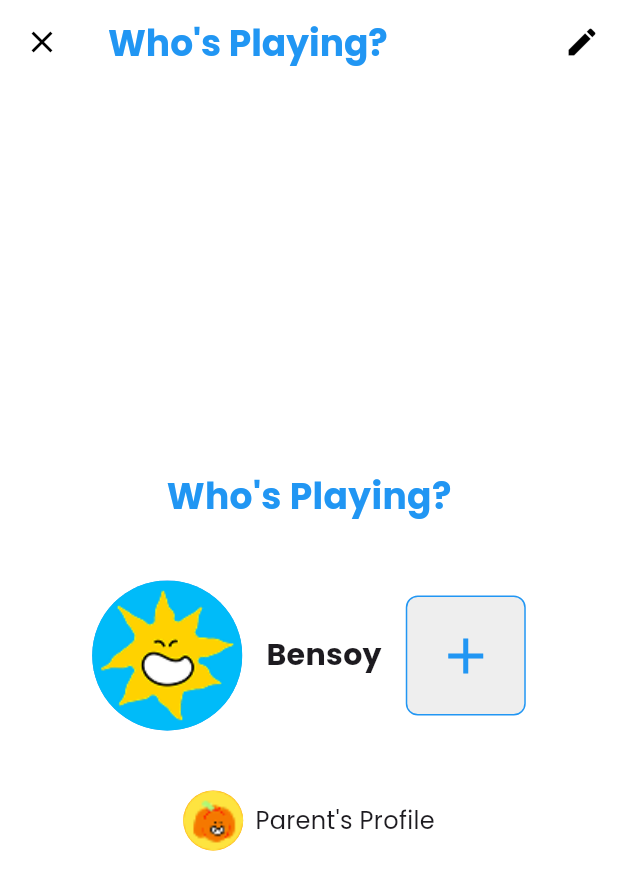
After one commit to ChapWVSU/Voice-Voyage, a Flutter app: the ProfilePage screen opened by its route, on a phone screen of 412 x 824 dp. The commit adds this screen. Shown: the top 890 px of the screen. Run offline on Flutter 3.47's test engine with Material 3 defaults, Android fonts, the light colour scheme and no system bars; our stand-ins replace carousel_slider, cloud_firestore, firebase_core, google_fonts; accounts and stored records are empty.

Commit message:
added profile

```diff
--- a/voice_voyage/lib/homepage.dart
+++ b/voice_voyage/lib/homepage.dart
@@ -110,9 +110,16 @@ class _Header extends StatelessWidget {
     padding: const EdgeInsets.all(16),
     child: Row(
       children: [
-          _IconBox(
+        // Making the sun image clickable using GestureDetector
+        GestureDetector(
+          onTap: () {
+            // Navigate back to the profile page when the sun image is clicked
+            Navigator.pushReplacementNamed(context, '/profile');
+          },
+          child: _IconBox(
             color: const Color(0xFF00BCD4),
-            child: Image.asset('assets/images/head sun.png'),
+            child: Image.asset('assets/images/head sun.png'), // Sun Image
+          ),
         ),
         const Spacer(),
         const Text(
--- a/voice_voyage/lib/login.dart
+++ b/voice_voyage/lib/login.dart
@@ -69,7 +69,7 @@ class _LoginPageState extends State<LoginPage> {
         ScaffoldMessenger.of(context).showSnackBar(
           const SnackBar(content: Text('Login successful!')),
         );
-        Navigator.pushReplacementNamed(context, '/homepage');
+        Navigator.pushReplacementNamed(context, '/profile');
       } else {
         // No matching credentials found
         ScaffoldMessenger.of(context).showSnackBar(
--- a/voice_voyage/lib/main.dart
+++ b/voice_voyage/lib/main.dart
@@ -6,6 +6,7 @@ import 'firebase_options.dart';
 
 import 'login.dart';
 import 'signup.dart';
+import 'profile.dart';
 import 'app_colors.dart';
 import 'homepage.dart';
 // ↓↓↓↓ PREV VOID MAIN ↓↓↓↓
@@ -54,6 +55,7 @@ class MyApp extends StatelessWidget {
         '/login': (context) => const LoginPage(),
         '/signup': (context) => const SignUpPage(),
         '/homepage': (context) => const HomePage(),
+        '/profile': (context) => const ProfilePage(),
       },
     );
   }
--- /dev/null
+++ b/voice_voyage/lib/profile.dart
@@ -0,0 +1,124 @@
+import 'package:flutter/material.dart';
+
+class ProfilePage extends StatelessWidget {
+  const ProfilePage({super.key});
+
+  @override
+  Widget build(BuildContext context) {
+    return Scaffold(
+      appBar: AppBar(
+        title: const Text(
+          "Who's Playing?",
+          style: TextStyle(
+            fontSize: 24,
+            fontWeight: FontWeight.bold,
+            color: Colors.blue,
+          ),
+        ),
+        backgroundColor: Colors.white,
+        elevation: 0,
+        leading: IconButton(
+          icon: const Icon(Icons.close, color: Colors.black),
+          onPressed: () {
+            // Handle closing the profile selection screen
+          },
+        ),
+        actions: [
+          IconButton(
+            icon: const Icon(Icons.edit, color: Colors.black),
+            onPressed: () {
+              // Handle edit functionality
+            },
+          ),
+        ],
+      ),
+      body: Padding(
+        padding: const EdgeInsets.all(16.0),
+        child: Column(
+          mainAxisAlignment: MainAxisAlignment.center,
+          children: [
+            // "Who's Playing?" text
+            const Text(
+              "Who's Playing?",
+              style: TextStyle(
+                fontSize: 24,
+                fontWeight: FontWeight.bold,
+                color: Colors.blue,
+              ),
+            ),
+            const SizedBox(height: 40),
+
+            // Profile Avatar, Name, and Add Child Button in one row
+            Row(
+              mainAxisAlignment: MainAxisAlignment.center, // Center the entire row
+              children: [
+                // Profile Avatar with a custom image (local asset)
+                GestureDetector(
+                  onTap: () {
+                    // Handle profile selection (navigate to homepage)
+                    Navigator.pushReplacementNamed(context, '/homepage');
+                  },
+                  child: CircleAvatar(
+                    radius: 50,
+                    backgroundColor: Colors.blue,
+                    backgroundImage: AssetImage('assets/images/prof.png'), // Your local image
+                  ),
+                ),
+                const SizedBox(width: 16), // Space between the avatar and name
+                const Text(
+                  "Bensoy",
+                  style: TextStyle(
+                    fontSize: 20,
+                    fontWeight: FontWeight.bold,
+                  ),
+                ),
+                const SizedBox(width: 16), // Space between the name and Add Child button
+                // Add Child Button (Square with Plus)
+                GestureDetector(
+                  onTap: () {
+                    // Handle adding a child profile
+                  },
+                  child: Container(
+                    height: 80,
+                    width: 80,
+                    decoration: BoxDecoration(
+                      color: Colors.grey[200],
+                      borderRadius: BorderRadius.circular(8),
+                      border: Border.all(color: Colors.blue),
+                    ),
+                    child: const Icon(
+                      Icons.add,
+                      size: 40,
+                      color: Colors.blue,
+                    ),
+                  ),
+                ),
+              ],
+            ),
+            const SizedBox(height: 40),
+
+            // Parent's Profile Section
+            Row(
+              mainAxisAlignment: MainAxisAlignment.center, // Center this row
+              children: [
+                const CircleAvatar(
+                  radius: 20,
+                  backgroundColor: Colors.orange,
+                  backgroundImage: AssetImage('assets/images/parprof.png'),
+                ),
+                const SizedBox(width: 8), // Space between avatar and text
+                const Text(
+                  "Parent's Profile",
+                  style: TextStyle(
+                    fontSize: 16,
+                    fontWeight: FontWeight.normal,
+                  ),
+                ),
+              ],
+            ),
+          ],
+        ),
+      ),
+    );
+  }
+}
--- a/voice_voyage/lib/signup.dart
+++ b/voice_voyage/lib/signup.dart
@@ -76,7 +76,7 @@ class _SignUpPageState extends State<SignUpPage> {
       );
 
       // Navigate to homepage after signup
-      Navigator.pushNamed(context, '/homepage');
+      Navigator.pushNamed(context, '/profile');
     } catch (e) {
       ScaffoldMessenger.of(context).showSnackBar(
         SnackBar(content: Text('Error: $e')),
```
Also changed, not shown: voice_voyage/assets/images/parprof.png (added), voice_voyage/assets/images/prof.png (added). Lines whose indentation alone changed are shown as unchanged.
